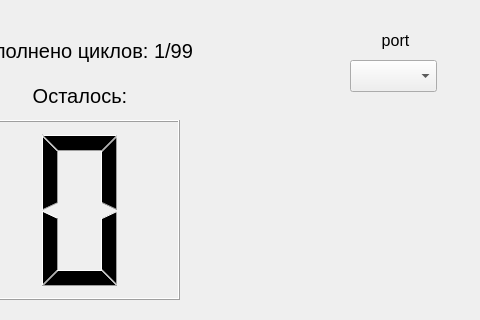
First picture: the form in src/windows/ui/main.ui, repository robotixo-itmo/tolik-control, before the edit; both pictures show x 320 to 800 and y 0 to 320 of the 800 by 550 pixel window.
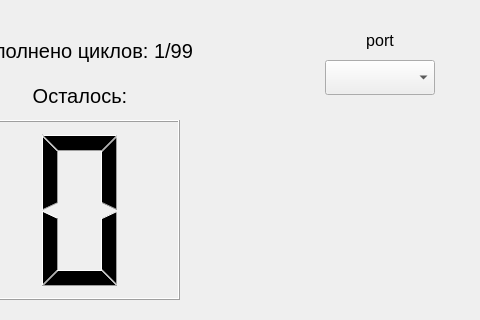
Second picture: the form after the edit.

Commit message: fix: change comboBox size

```diff
--- a/src/windows/ui/main.ui
+++ b/src/windows/ui/main.ui
@@ -234,19 +234,25 @@
    <widget class="QComboBox" name="comboBox">
     <property name="geometry">
      <rect>
-      <x>670</x>
+      <x>645</x>
       <y>60</y>
-      <width>87</width>
-      <height>32</height>
+      <width>110</width>
+      <height>35</height>
      </rect>
     </property>
+    <property name="styleSheet">
+     <string notr="true">font-size: 13px</string>
+    </property>
+    <property name="sizeAdjustPolicy">
+     <enum>QComboBox::AdjustToMinimumContentsLength</enum>
+    </property>
    </widget>
    <widget class="QLabel" name="portLabel">
     <property name="geometry">
      <rect>
-      <x>670</x>
+      <x>645</x>
       <y>30</y>
-      <width>91</width>
+      <width>110</width>
       <height>20</height>
      </rect>
     </property>
```
